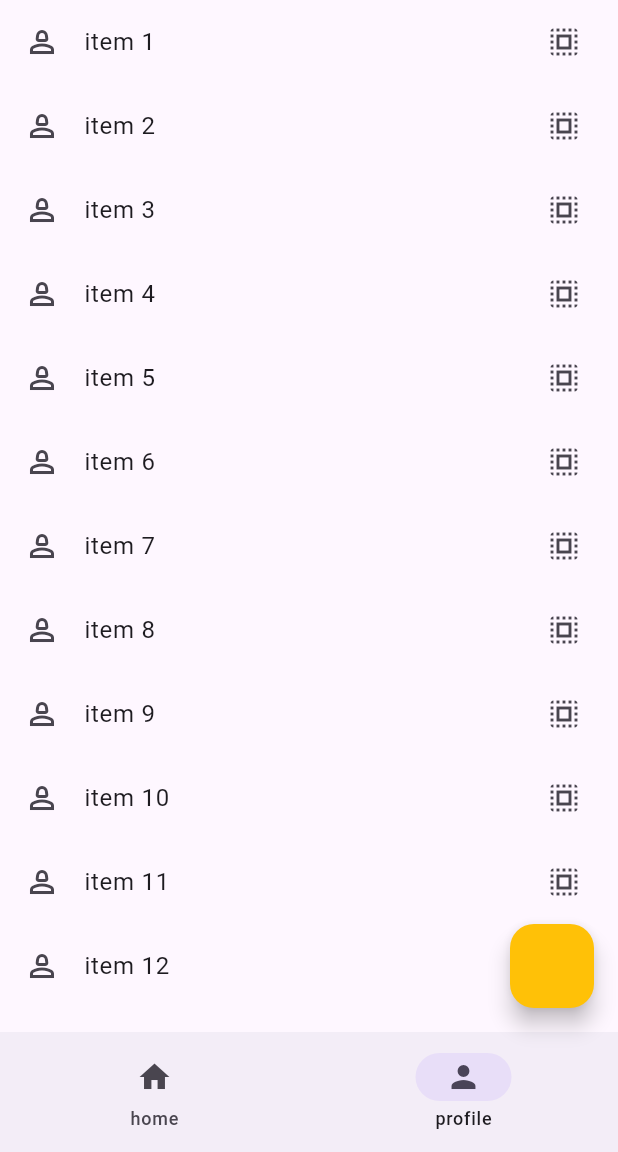
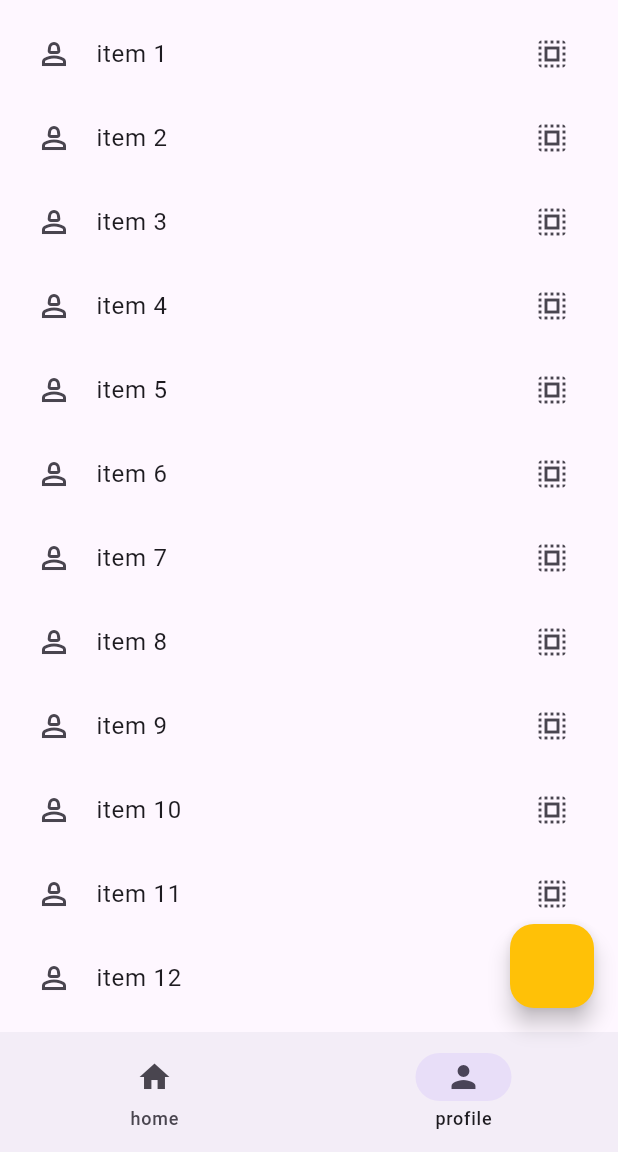
Before and after one commit to TeoDiga96/test02, a Flutter app: the screen it shows after launch, item 2 of the bottom bar chosen, on a phone screen of 412 x 824 dp, the part 84-1236 px from its top. Run offline on Flutter 3.47's test engine with Material 3 defaults, Android fonts, the light colour scheme and no system bars.

```diff
--- a/lib/main.dart
+++ b/lib/main.dart
@@ -47,7 +47,10 @@ class _RootPageState extends State<RootPage> {
       appBar: AppBar(
         title: const Text('test app 2'),
       ),
-      body: pages[currenPage],
+      body: Padding(
+        padding: const EdgeInsets.all(8.0),
+        child: pages[currenPage],
+      ),
       floatingActionButton: FloatingActionButton(
         onPressed: () {
           print('bottone premuto');
```
